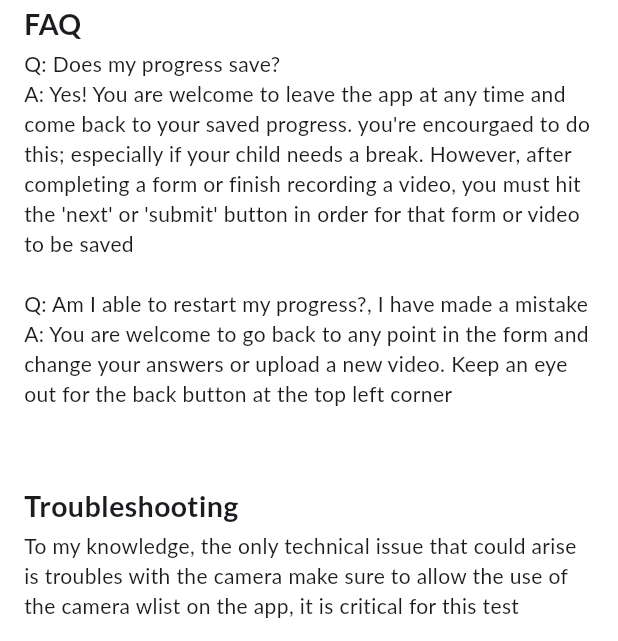
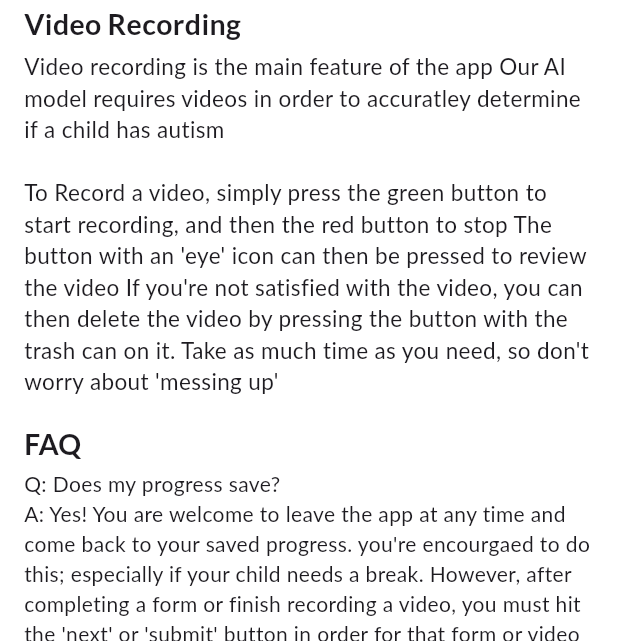
Before and after one commit to kevin200555/autism_ai_test, a Flutter app: the screen it shows after launch, after a tap on the "help outline" icon, on a phone screen of 412 x 824 dp, the part 595-1236 px from its top. Run offline on Flutter 3.47's test engine with Material 3 defaults, Android fonts, the phone set to English and light mode, and no system bars; drawn by our look-alikes of auto_size_text; our stand-ins replace camera, firebase_core, firebase_storage, google_fonts, hive, hive_flutter and 1 more; missing offline and left inert: pdfx; accounts and stored records are empty.

Commit message:
added another section to the help menu to explain how to record and interact with the videos

```diff
--- a/lib/screens/help_screens/help_screen.dart
+++ b/lib/screens/help_screens/help_screen.dart
@@ -40,6 +40,16 @@ class HelpScreen extends StatelessWidget {
               'this request to record.',
               maxLines: 15,
             ),
+            SubTitle('Video Recording'),
+            BodyText(
+              'Video recording is the main feature of the app '
+              'Our AI model requires videos in order to accuratley determine if a child has autism\n\n'
+              'To Record a video, simply press the green button to start recording, and then the red button to stop '
+              'The button with an \'eye\' icon can then be pressed to review the video '
+              'If you\'re not satisfied with the video, you can then delete the video by pressing the button '
+              'with the trash can on it. Take as much time as you need, so don\'t worry about \'messing up\'',
+              maxLines: 12,
+            ),
             // FAQ Section
             SubTitle('FAQ'),
             BodyText(
```
